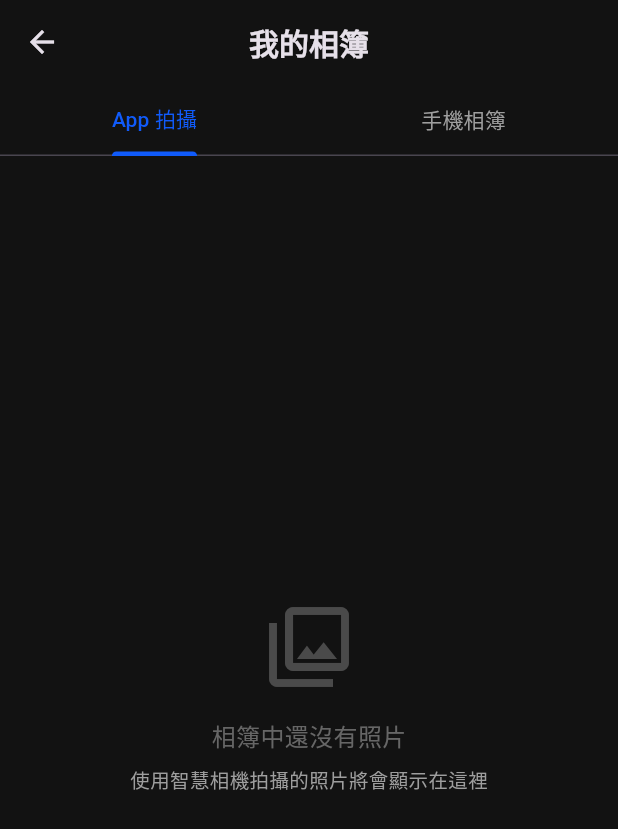
After one commit to SSDViggo/SS-project, a Flutter app: the screen it shows after launch, scrolled down 134 dp, after a tap on "My Gallery", on a phone screen of 412 x 824 dp. The commit adds this screen. Shown: the top 829 px of the screen. Run offline on Flutter 3.47's test engine with Material 3 defaults, Android fonts, the phone set to English and light mode, and no system bars; our stand-ins replace camera, cloud_firestore, firebase_core, firebase_storage, flutter_dotenv, google_generative_ai; missing offline and left inert: gal, google_mlkit_object_detection, photo_manager, photo_manager_image_provider; accounts and stored records are empty.

Commit message:
加上相簿頁面

```diff
--- a/lib/main.dart
+++ b/lib/main.dart
@@ -5,7 +5,7 @@ import 'screens/camera_screen.dart';
 import 'package:flutter_dotenv/flutter_dotenv.dart';
 import 'package:provider/provider.dart';
 import 'providers/camera_provider.dart';
-import 'screens/edit_screen.dart';
+import 'screens/gallery_screen.dart';
 
 import 'screens/composition_library_screen.dart';
 
@@ -94,12 +94,11 @@ class _PhotoAssistantScreenState extends State<PhotoAssistantScreen> {
         ),
         centerTitle: true,
       ),
-      body: Padding(
-        padding: const EdgeInsets.symmetric(horizontal: 20.0),
-        child: Column(
-          crossAxisAlignment: CrossAxisAlignment.start,
+      // ⭐️ 核心修改：將 Body 改為單一 ListView，讓全畫面都能一起滑動
+      body: ListView(
+        physics: const BouncingScrollPhysics(),
+        padding: const EdgeInsets.symmetric(horizontal: 20.0, vertical: 16.0),
         children: [
-            const SizedBox(height: 16),
           const Text(
             'Your intelligent photography companion for perfect composition and professional editing',
             style: TextStyle(
@@ -109,10 +108,8 @@ class _PhotoAssistantScreenState extends State<PhotoAssistantScreen> {
             ),
           ),
           const SizedBox(height: 24),
-            Expanded(
-              child: ListView(
-                physics: const BouncingScrollPhysics(),
-                children: [
+
+          // 卡片 1：智慧相機
           FeatureCard(
             icon: Icons.camera_alt_outlined,
             title: 'Smart Camera',
@@ -121,13 +118,8 @@ class _PhotoAssistantScreenState extends State<PhotoAssistantScreen> {
             onTap: () => _openCamera(context),
           ),
           const SizedBox(height: 16),
-                  const FeatureCard(
-                    icon: Icons.auto_awesome,
-                    title: 'AI Enhancements',
-                    description: 'Intelligent post-processing suggestions and manual controls',
-                    isPrimary: false,
-                  ),
-                  const SizedBox(height: 16),
+
+          // 卡片 2：構圖庫
           FeatureCard(
             icon: Icons.grid_view_rounded,
             title: 'Composition Library',
@@ -141,12 +133,40 @@ class _PhotoAssistantScreenState extends State<PhotoAssistantScreen> {
               );
             },
           ),
+          const SizedBox(height: 16),
+
+          // 卡片 3：AI 編輯 (對齊你下方的 Edit 標籤)
+          FeatureCard(
+            icon: Icons.auto_awesome,
+            title: 'AI Enhancements',
+            description: 'Intelligent post-processing suggestions and manual controls',
+            isPrimary: false,
+            onTap: () {
+              Navigator.of(context).push(
+                MaterialPageRoute<void>(
+                  builder: (context) => const AiEditScreen(),
+                ),
+              );
+            },
+          ),
+          const SizedBox(height: 16),
+
+          // ⭐️ 新增卡片 4：我的相簿 (對齊你下方的相簿標籤)
+          FeatureCard(
+            icon: Icons.photo_library,
+            title: 'My Gallery',
+            description: 'View and manage your captured photos',
+            isPrimary: false,
+            onTap: () {
+              Navigator.of(context).push(
+                MaterialPageRoute<void>(
+                  builder: (context) => const GalleryScreen(),
+                ),
+              );
+            },
+          ),
           const SizedBox(height: 20),
         ],
-              ),
-            ),
-          ],
-        ),
       ),
       bottomNavigationBar: BottomNavigationBar(
         backgroundColor: const Color(0xFF121212),
@@ -170,16 +190,17 @@ class _PhotoAssistantScreenState extends State<PhotoAssistantScreen> {
             case 3:
               Navigator.of(context).push(
                 MaterialPageRoute<void>(
-                  builder: (context) => const EditScreen(),
+                  builder: (context) => const AiEditScreen(),
                 ),
               );
               break;
-              // Navigator.of(context).push(
-              //   MaterialPageRoute<void>(
-              //     builder: (context) => const AiEditScreen(),
-              //   ),
-              // );
-              // break;
+            case 4:
+              Navigator.of(context).push(
+                MaterialPageRoute<void>(
+                  builder: (context) => const GalleryScreen(),
+                ),
+              );
+              break;
           }
         },
         items: const [
@@ -199,11 +220,14 @@ class _PhotoAssistantScreenState extends State<PhotoAssistantScreen> {
             icon: Icon(Icons.auto_awesome),
             label: 'Edit',
           ),
+          BottomNavigationBarItem(
+            icon: Icon(Icons.photo_library),
+             label: 'Gallery'
+          ),
         ],
       ),
     );
-  }
-}
+  }}
 
 class FeatureCard extends StatelessWidget {
   final IconData icon;
--- a/lib/screens/camera_screen.dart
+++ b/lib/screens/camera_screen.dart
@@ -197,7 +197,7 @@ class _FullScreenCameraScreenState extends State<FullScreenCameraScreen> {
       });
 
       // ⭐️ 關鍵新增：把大腦 (Gemini) 認出來的標籤，告訴眼睛 (ML Kit)
-      _detectorService.updateTargetLabel(suggestion.detectedSubject);
+      // _detectorService.updateTargetLabel(suggestion.detectedSubject);
 
       await _cameraSettingsService.applyAISettings(
         controller: _controller,
--- /dev/null
+++ b/lib/screens/gallery_screen.dart
@@ -0,0 +1,340 @@
+import 'dart:io';
+import 'package:flutter/material.dart';
+import 'package:photo_manager_image_provider/photo_manager_image_provider.dart';
+import 'package:provider/provider.dart';
+import 'package:photo_manager/photo_manager.dart'; // ⭐️ 引入裝置相簿套件
+import '../providers/camera_provider.dart';
+import 'ai_edit_screen.dart';
+
+class GalleryScreen extends StatefulWidget {
+  const GalleryScreen({super.key});
+
+  @override
+  State<GalleryScreen> createState() => _GalleryScreenState();
+}
+
+class _GalleryScreenState extends State<GalleryScreen> {
+  List<AssetEntity> _devicePhotos = []; // 儲存從手機撈出來的照片物件
+  bool _isLoadingDevicePhotos = false;
+  bool _hasDevicePermission = false;
+
+  @override
+  void initState() {
+    super.initState();
+    // 頁面初始化時，嘗試載入一次手機相簿
+    _loadDevicePhotos();
+  }
+
+  /// ⭐️ 核心邏輯：向手機請求權限並讀取系統圖庫
+  Future<void> _loadDevicePhotos() async {
+    setState(() => _isLoadingDevicePhotos = true);
+
+    // 1. 請求相簿存取權限
+    final PermissionState ps = await PhotoManager.requestPermissionExtend();
+
+    if (ps.isAuth) {
+      setState(() => _hasDevicePermission = true);
+
+      // 2. 撈取手機裡所有的相簿（Recent 是最常見的「最近項目」）
+      List<AssetPathEntity> albums = await PhotoManager.getAssetPathList(
+        type: RequestType.image, // 我們只需要圖片
+      );
+
+      if (albums.isNotEmpty) {
+        // 3. 從最近的相簿中撈取前 100 張照片（可依需求調整數量）
+        List<AssetEntity> photos = await albums[0].getAssetListRange(
+          start: 0,
+          end: 100,
+        );
+
+        setState(() {
+          _devicePhotos = photos;
+        });
+      }
+    } else {
+      setState(() => _hasDevicePermission = false);
+    }
+
+    setState(() => _isLoadingDevicePhotos = false);
+  }
+
+  @override
+  Widget build(BuildContext context) {
+    return DefaultTabController(
+      length: 2, // ⭐️ 分成兩個分頁
+      child: Scaffold(
+        backgroundColor: const Color(0xFF121212),
+        appBar: AppBar(
+          title: const Text(
+            '我的相簿',
+            style: TextStyle(fontWeight: FontWeight.w600, fontSize: 20),
+          ),
+          centerTitle: true,
+          elevation: 0,
+          backgroundColor: const Color(0xFF121212),
+          // ⭐️ 導覽列下方加入 TabBar 切換
+          bottom: const TabBar(
+            indicatorColor: Color(0xFF105BFB),
+            labelColor: Color(0xFF105BFB),
+            unselectedLabelColor: Colors.grey,
+            tabs: [
+              Tab(text: 'App 拍攝'),
+              Tab(text: '手機相簿'),
+            ],
+          ),
+        ),
+        body: TabBarView(
+          children: [
+            // 【分頁一】：原本的 App 內部拍攝照片
+            _buildAppPhotosView(),
+
+            // 【分頁二】：手機系統圖庫照片
+            _buildDevicePhotosView(),
+          ],
+        ),
+      ),
+    );
+  }
+
+  /// 內建分頁一：原本的 App 內部相簿
+  Widget _buildAppPhotosView() {
+    return Consumer<CameraProvider>(
+      builder: (context, cameraProvider, child) {
+        final List<String> photoPaths = cameraProvider.capturedPhotos;
+
+        if (photoPaths.isEmpty) {
+          return _buildEmptyState('相簿中還沒有照片', '使用智慧相機拍攝的照片將會顯示在這裡');
+        }
+
+        return Padding(
+          padding: const EdgeInsets.symmetric(horizontal: 12.0, vertical: 8.0),
+          child: GridView.builder(
+            physics: const BouncingScrollPhysics(),
+            gridDelegate: const SliverGridDelegateWithFixedCrossAxisCount(
+              crossAxisCount: 3,
+              crossAxisSpacing: 8,
+              mainAxisSpacing: 8,
+              childAspectRatio: 1.0,
+            ),
+            itemCount: photoPaths.length,
+            itemBuilder: (context, index) {
+              final String path = photoPaths[index];
+              return GestureDetector(
+                onTap: () => _showLocalPreviewDialog(context, path),
+                child: Hero(
+                  tag: 'local_$path',
+                  child: Container(
+                    decoration: BoxDecoration(
+                      borderRadius: BorderRadius.circular(12),
+                      color: const Color(0xFF1E1E22),
+                      border: Border.all(color: Colors.white12, width: 1),
+                      image: DecorationImage(
+                        image: FileImage(File(path)),
+                        fit: BoxFit.cover,
+                      ),
+                    ),
+                  ),
+                ),
+              );
+            },
+          ),
+        );
+      },
+    );
+  }
+
+  /// ⭐️ 內建分頁二：手機系統相簿
+  Widget _buildDevicePhotosView() {
+    if (_isLoadingDevicePhotos) {
+      return const Center(child: CircularProgressIndicator(color: Color(0xFF105BFB)));
+    }
+
+    if (!_hasDevicePermission) {
+      return Center(
+        child: Column(
+          mainAxisAlignment: MainAxisAlignment.center,
+          children: [
+            const Icon(Icons.lock_outline, size: 48, color: Colors.grey),
+            const SizedBox(height: 16),
+            const Text('需要相簿存取權限才能查看手機照片', style: TextStyle(color: Colors.white70)),
+            const SizedBox(height: 12),
+            ElevatedButton(
+              style: ElevatedButton.styleFrom(backgroundColor: const Color(0xFF105BFB)),
+              onPressed: _loadDevicePhotos,
+              child: const Text('授權存取', style: TextStyle(color: Colors.white)),
+            ),
+          ],
+        ),
+      );
+    }
+
+    if (_devicePhotos.isEmpty) {
+      return _buildEmptyState('手機相簿中沒有照片', '去拍幾張照片試試看吧！');
+    }
+
+    return Padding(
+      padding: const EdgeInsets.symmetric(horizontal: 12.0, vertical: 8.0),
+      child: GridView.builder(
+        physics: const BouncingScrollPhysics(),
+        gridDelegate: const SliverGridDelegateWithFixedCrossAxisCount(
+          crossAxisCount: 3,
+          crossAxisSpacing: 8,
+          mainAxisSpacing: 8,
+          childAspectRatio: 1.0,
+        ),
+        itemCount: _devicePhotos.length,
+        itemBuilder: (context, index) {
+          final AssetEntity asset = _devicePhotos[index];
+
+          // ⭐️ 使用 AssetEntityImage 渲染，photo_manager 會自動處理原生高效率縮圖快取
+          return GestureDetector(
+            onTap: () => _showDevicePreviewDialog(context, asset),
+            child: Hero(
+              tag: 'device_${asset.id}',
+              child: ClipRRect(
+                borderRadius: BorderRadius.circular(12),
+                child: Container(
+                  color: const Color(0xFF1E1E22),
+                  child: AssetEntityImage(
+                    asset,
+                    isOriginal: false, // 使用縮圖，效能極高
+                    thumbnailSize: const ThumbnailSize.square(200),
+                    fit: BoxFit.cover,
+                  ),
+                ),
+              ),
+            ),
+          );
+        },
+      ),
+    );
+  }
+
+  Widget _buildEmptyState(String title, String subtitle) {
+    return Center(
+      child: Column(
+        mainAxisAlignment: MainAxisAlignment.center,
+        children: [
+          Icon(Icons.photo_library_outlined, size: 64, color: Colors.grey.withOpacity(0.4)),
+          const SizedBox(height: 16),
+          Text(title, style: TextStyle(color: Colors.grey.withOpacity(0.6), fontSize: 16, fontWeight: FontWeight.w500)),
+          const SizedBox(height: 8),
+          Text(subtitle, style: const TextStyle(color: Colors.grey, fontSize: 13)),
+        ],
+      ),
+    );
+  }
+
+  // 本地 App 照片的放大預覽
+  // 本地 App 照片的放大預覽
+  void _showLocalPreviewDialog(BuildContext context, String path) {
+    showDialog(
+      context: context,
+      builder: (context) => Dialog(
+        backgroundColor: Colors.black,
+        insetPadding: const EdgeInsets.all(16),
+        child: Stack(
+          alignment: Alignment.center,
+          children: [
+            Image.file(File(path), fit: BoxFit.contain),
+            _buildDialogCloseButton(context),
+
+            // ⭐️ 新增：底部 AI 編輯按鈕
+            Positioned(
+              bottom: 24,
+              child: ElevatedButton.icon(
+                icon: const Icon(Icons.auto_awesome, color: Colors.white),
+                label: const Text('用 AI 智能增強', style: TextStyle(color: Colors.white, fontSize: 16)),
+                style: ElevatedButton.styleFrom(
+                  backgroundColor: const Color(0xFF0066FF),
+                  padding: const EdgeInsets.symmetric(horizontal: 24, vertical: 12),
+                  shape: RoundedRectangleBorder(borderRadius: BorderRadius.circular(30)),
+                ),
+                onPressed: () {
+                  Navigator.of(context).pop(); // 先關閉燈箱
+                  Navigator.of(context).push(
+                    MaterialPageRoute(
+                      // 把這張照片的路徑傳給 AiEditScreen
+                      builder: (_) => AiEditScreen(imagePath: path),
+                    ),
+                  );
+                },
+              ),
+            ),
+          ],
+        ),
+      ),
+    );
+  }
+
+  // ⭐️ 手機系統照片的放大預覽
+  // ⭐️ 手機系統照片的放大預覽
+  void _showDevicePreviewDialog(BuildContext context, AssetEntity asset) {
+    showDialog(
+      context: context,
+      builder: (context) => Dialog(
+        backgroundColor: Colors.black,
+        insetPadding: const EdgeInsets.all(16),
+        child: Stack(
+          alignment: Alignment.center,
+          children: [
+            // 載入原圖顯示
+            Image(
+              image: AssetEntityImageProvider(
+                asset,
+                isOriginal: true, // 載入原圖
+              ),
+              fit: BoxFit.contain,
+            ),
+            _buildDialogCloseButton(context),
+
+            // ⭐️ 新增：底部 AI 編輯按鈕
+            Positioned(
+              bottom: 24,
+              child: ElevatedButton.icon(
+                icon: const Icon(Icons.auto_awesome, color: Colors.white),
+                label: const Text('用 AI 智能增強', style: TextStyle(color: Colors.white, fontSize: 16)),
+                style: ElevatedButton.styleFrom(
+                  backgroundColor: const Color(0xFF0066FF),
+                  padding: const EdgeInsets.symmetric(horizontal: 24, vertical: 12),
+                  shape: RoundedRectangleBorder(borderRadius: BorderRadius.circular(30)),
+                ),
+                onPressed: () async {
+                  // 因為手機照片是 AssetEntity，我們要先把它轉回一般的 File 才能給你的 AI 模組用
+                  final file = await asset.file;
+
+                  if (!context.mounted) return;
+
+                  if (file != null) {
+                    Navigator.of(context).pop(); // 關閉燈箱
+                    Navigator.of(context).push(
+                      MaterialPageRoute(
+                        builder: (_) => AiEditScreen(imagePath: file.path),
+                      ),
+                    );
+                  } else {
+                    ScaffoldMessenger.of(context).showSnackBar(
+                      const SnackBar(content: Text('無法讀取此照片')),
+                    );
+                  }
+                },
+              ),
+            ),
+          ],
+        ),
+      ),
+    );
+  }
+  Widget _buildDialogCloseButton(BuildContext context) {
+    return Positioned(
+      top: 8, right: 8,
+      child: CircleAvatar(
+        backgroundColor: Colors.black54,
+        child: IconButton(
+          icon: const Icon(Icons.close, color: Colors.white),
+          onPressed: () => Navigator.of(context).pop(),
+        ),
+      ),
+    );
+  }
+}
--- a/pubspec.yaml
+++ b/pubspec.yaml
@@ -51,6 +51,8 @@ dependencies:
   image: ^4.9.1
   firebase_storage: ^11.6.0
   gal: ^2.3.2
+  photo_manager: ^3.3.0
+  photo_manager_image_provider: any
 
 dev_dependencies:
   flutter_test:
```
Also changed, not shown: pubspec.lock, 1 other file. Lines whose indentation alone changed are shown as unchanged.
